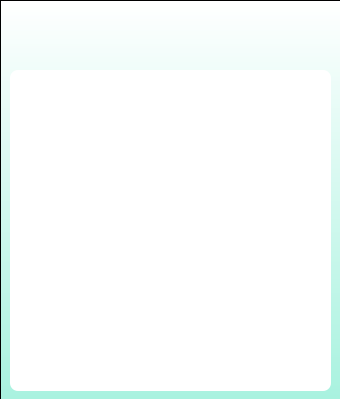
The window that loadface.ui (marcryangil/facemaskdetection) describes before a commit, drawn with Qt 5.
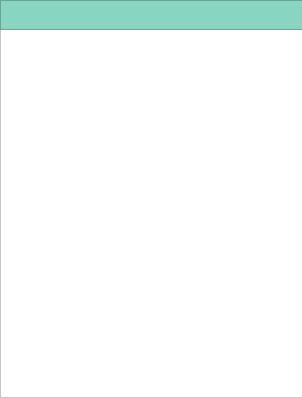
The same window after the commit.

```diff
--- a/loadface.ui
+++ b/loadface.ui
@@ -6,29 +6,38 @@
    <rect>
     <x>0</x>
     <y>0</y>
-    <width>340</width>
-    <height>399</height>
+    <width>302</width>
+    <height>398</height>
    </rect>
   </property>
-  <property name="windowTitle">
-   <string>MainWindow</string>
+  <property name="maximumSize">
+   <size>
+    <width>302</width>
+    <height>398</height>
+   </size>
   </property>
   <property name="styleSheet">
    <string notr="true"/>
   </property>
   <widget class="QWidget" name="centralwidget">
+   <property name="maximumSize">
+    <size>
+     <width>302</width>
+     <height>16777215</height>
+    </size>
+   </property>
    <widget class="QFrame" name="frame">
     <property name="geometry">
      <rect>
       <x>0</x>
       <y>0</y>
-      <width>341</width>
-      <height>401</height>
+      <width>303</width>
+      <height>398</height>
      </rect>
     </property>
     <property name="styleSheet">
      <string notr="true">QFrame{
-background-color: qlineargradient(spread:pad, x1:0.5, y1:1, x2:0.5, y2:0, stop:0 rgba(168, 242, 223, 255), stop:1 rgba(255, 255, 255, 255));
+	background-color: white;
 }</string>
     </property>
     <property name="frameShape">
@@ -41,20 +50,54 @@
      <property name="geometry">
       <rect>
        <x>10</x>
-       <y>70</y>
-       <width>321</width>
-       <height>321</height>
+       <y>47</y>
+       <width>281</width>
+       <height>341</height>
       </rect>
      </property>
+     <property name="maximumSize">
+      <size>
+       <width>281</width>
+       <height>341</height>
+      </size>
+     </property>
+     <property name="contextMenuPolicy">
+      <enum>Qt::DefaultContextMenu</enum>
+     </property>
      <property name="styleSheet">
       <string notr="true">QLabel{
 background-color: white;
 border-radius: 8px;
 }</string>
      </property>
+     <property name="lineWidth">
+      <number>0</number>
+     </property>
      <property name="text">
       <string/>
      </property>
+     <property name="scaledContents">
+      <bool>true</bool>
+     </property>
+    </widget>
+    <widget class="QFrame" name="frame_3">
+     <property name="geometry">
+      <rect>
+       <x>0</x>
+       <y>0</y>
+       <width>305</width>
+       <height>30</height>
+      </rect>
+     </property>
+     <property name="styleSheet">
+      <string notr="true">background-color: rgb(137, 213, 194)</string>
+     </property>
+     <property name="frameShape">
+      <enum>QFrame::StyledPanel</enum>
+     </property>
+     <property name="frameShadow">
+      <enum>QFrame::Raised</enum>
+     </property>
     </widget>
    </widget>
   </widget>
```
Left out of the diff: 4 changed lines with no effect on the pictures.
